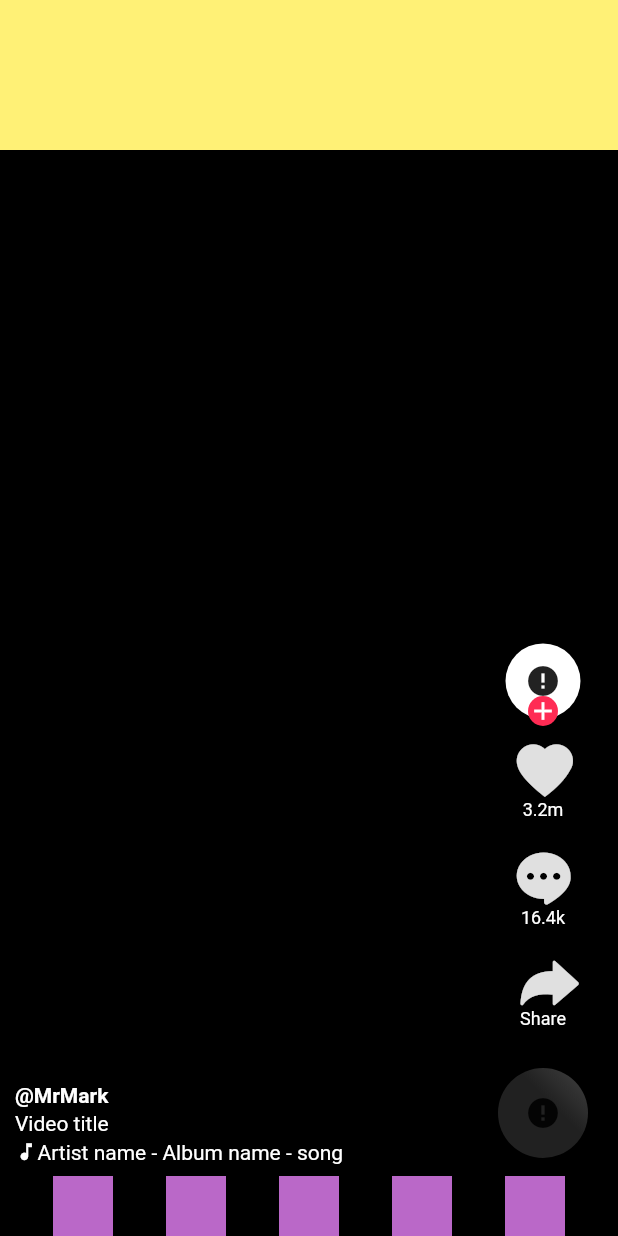
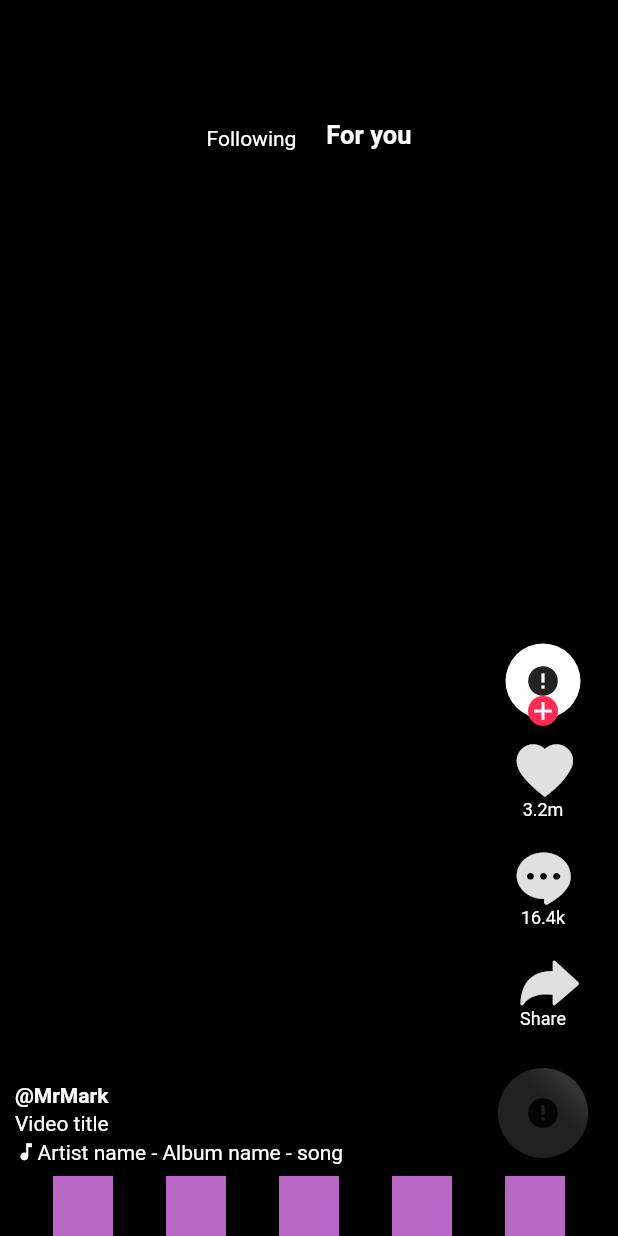
Before and after one commit to plasmatech8/flutter-practice, a Flutter app: the screen it shows after launch, on a phone screen of 412 x 824 dp. Run offline on Flutter 3.47's test engine with Material 2 defaults, Android fonts, the phone set to English and light mode, and no system bars; drawn by our look-alikes of cached_network_image; network calls fail.

Commit message:
Updated top section

```diff
--- a/tiktokclone/lib/home.dart
+++ b/tiktokclone/lib/home.dart
@@ -12,7 +12,22 @@ class Home extends StatefulWidget {
 class _HomeState extends State<Home> {
   Widget get topSection => Container(
         height: 100,
-        color: Colors.yellow[300],
+        alignment: Alignment(0, 1), // move down within bar
+        //color: Colors.yellow[900], // visual
+        child: Row(
+            crossAxisAlignment: CrossAxisAlignment.end, // Align bottom
+            mainAxisSize: MainAxisSize.min, // Take min size so it is centered
+            children: <Widget>[
+              Text('Following'),
+              SizedBox(width: 20),
+              Text(
+                'For you',
+                style: TextStyle(
+                  fontSize: 17,
+                  fontWeight: FontWeight.bold,
+                ),
+              ),
+            ]),
       );
 
   Widget get middleSection => Expanded(
```
Also changed, not shown: docs/2020-07-24-19-48-14.png (added), 1 other file.
